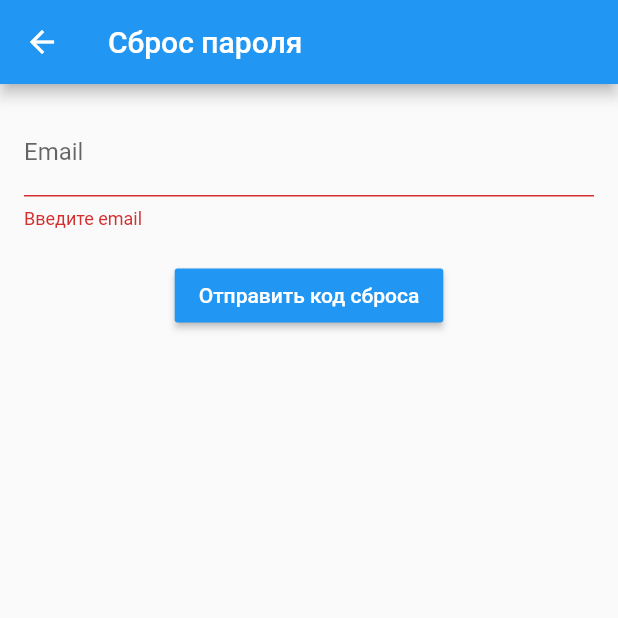
After one commit to PavelKovlagin/smartcity.flutter, a Flutter app: the FormSendCode screen opened by its route, after a tap on "Отправить код сброса", on a phone screen of 412 x 824 dp, the top half of it. The commit adds this screen. Run offline on Flutter 3.47's test engine with Material 2 defaults, Android fonts, the phone set to English and light mode, and no system bars; our stand-ins replace flutter_datetime_picker, flutter_map, geolocator, latlong, shared_preferences, sqflite; missing offline and left inert: flutter_map_marker_cluster; accounts and stored records are empty; network calls fail.

Commit message:
Register, sendCodeReset, changePassword

```diff
--- a/lib/model/ModelUser.dart
+++ b/lib/model/ModelUser.dart
@@ -49,10 +49,10 @@ class ModelUser {
     if (json['user']['user_name'] == null) user_name = ""; else user_name = json['user']['user_name'];
     if (json['user']['surname'] == null) surname = ""; else surname = json['user']['surname'];
     if (json['user']['subname'] == null) subname = ""; else subname = json['user']['subname'];
-    if (json["date"] == null) {
+    if (json['user']["date"] == null) {
       date = DateTime.now();
     } else {
-      date = DateTime.parse(json['date']);
+      date = DateTime.parse(json['user']["date"]);
     }
     print(date);
     return ModelUser(
--- a/lib/view/FormMapSample.dart
+++ b/lib/view/FormMapSample.dart
@@ -1,5 +1,4 @@
 import 'dart:async';
-import 'dart:convert';
 
 import 'package:flutter/material.dart';
 import 'package:flutter_map/flutter_map.dart';
--- /dev/null
+++ b/lib/view/FormSendCode.dart
@@ -0,0 +1,55 @@
+import 'package:flutter/cupertino.dart';
+import 'package:flutter/material.dart';
+
+class FormSendCode extends StatefulWidget {
+  @override
+  State<StatefulWidget> createState() => FormSendCodeState();
+}
+
+class FormSendCodeState extends State<FormSendCode> {
+
+  final _formKey = GlobalKey<FormState>();
+
+  String _email = "";
+
+  _sendCodeWidget(){
+    return SingleChildScrollView(
+      child: Container(
+      padding: EdgeInsets.all(16.0),
+        child: new Form(key: _formKey,
+          child: new Column(children: <Widget>[
+            new TextFormField(validator: (value){
+              if (value.isEmpty) return "Введите email";
+            },
+              onSaved: (value) {
+              _email = value;
+              },
+              decoration: InputDecoration( labelText: "Email"),
+              keyboardType: TextInputType.emailAddress,
+            ),
+        new SizedBox(height: 20.0),
+        new RaisedButton(onPressed: (){
+          _formKey.currentState.save();
+          if (_formKey.currentState.validate()){
+            Navigator.pushNamed(context, '/changePassword/'+_email);
+          }
+        }, child: Text('Отправить код сброса'),
+          color: Colors.blue,
+          textColor: Colors.white,)
+      ],
+      ),
+      ),
+      ),
+    );
+  }
+
+  @override
+  Widget build(BuildContext context) {
+
+    return Scaffold(
+      appBar: AppBar(
+        title: Text("Сброс пароля")),
+        body: _sendCodeWidget()
+    );
+  }
+}
```
Also changed, not shown: lib/RestApi.dart (+79 -15 lines), lib/main.dart (+10 -2 lines), lib/view/FormChangePassword.dart (added, +130 -0 lines), lib/view/FormProfile.dart (+28 -14 lines), lib/view/FormRegister.dart (+29 -13 lines).
